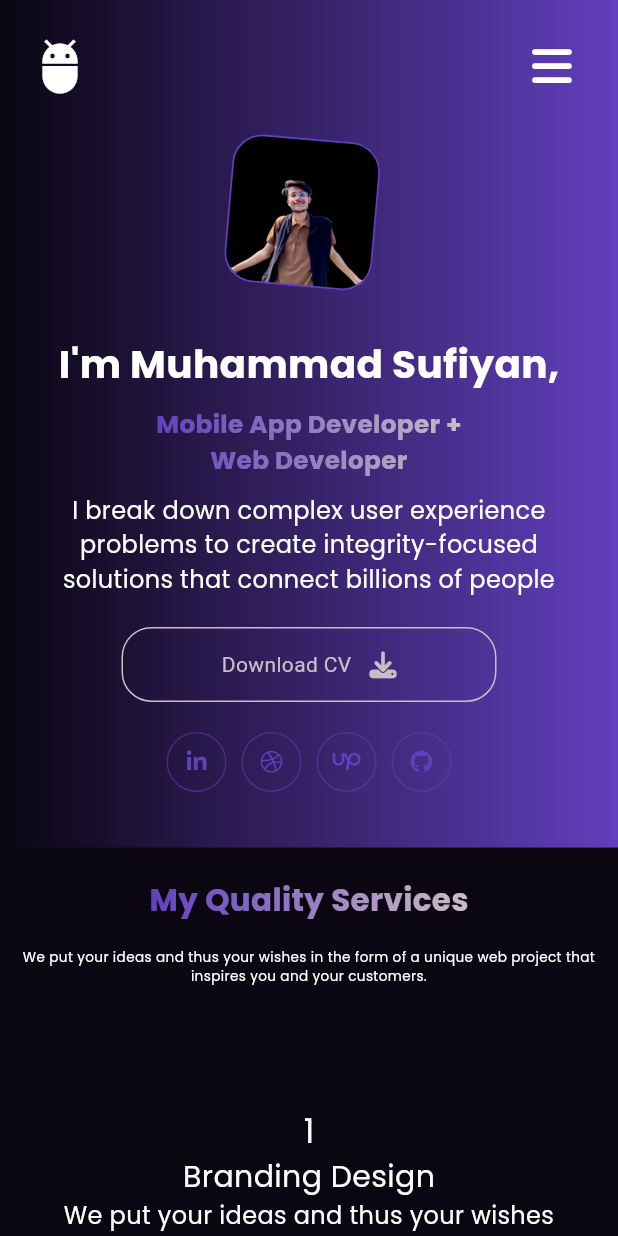
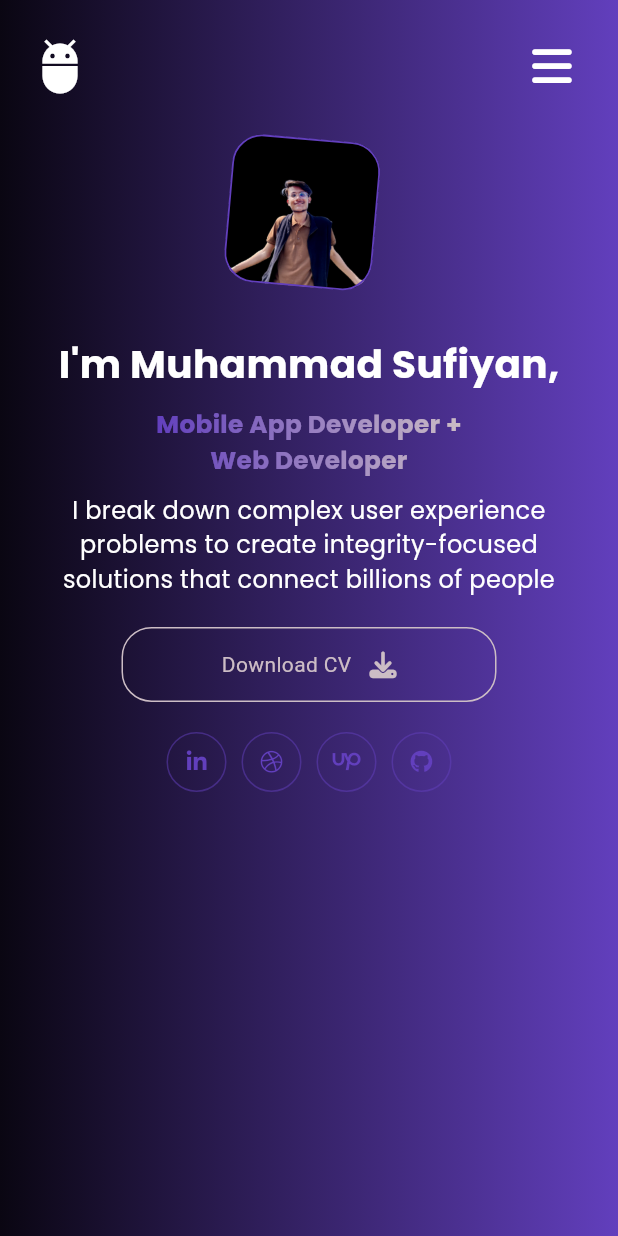
Before and after one commit to 31SUFI/flutter_portfolio_web, a Flutter app: the screen it shows after launch, on a phone screen of 412 x 824 dp. Run offline on Flutter 3.47's test engine with Material 3 defaults, Android fonts, the phone set to English and light mode, and no system bars; drawn by our look-alikes of simple_gradient_text; our stand-ins replace font_awesome_flutter.

Commit message:
commenting_out & testing

```diff
--- a/lib/screens/mobile/mobile_layout_page.dart
+++ b/lib/screens/mobile/mobile_layout_page.dart
@@ -107,48 +107,48 @@ class _MobileLayoutState extends State<MobileLayout> {
                         ),
                       ],
                     ),
-                    SizedBox(
-                      height: size.width * 0.09,
-                    ),
+                    // SizedBox(
+                    //   height: size.width * 0.09,
+                    // ),
                     // "My Quality Services" section
-                    Container(
-                      padding:
-                          EdgeInsets.symmetric(vertical: size.width * 0.05),
-                      color: AppColors.ebony,
-                      child: Column(
-                        children: [
-                          GradientText(
-                            "My Quality Services",
-                            colors: [
-                              AppColors.studio,
-                              AppColors.paleSlate,
-                            ],
-                            style: TextStyle(
-                                fontSize: size.width *
-                                    0.05, // Adjust font size for mobile
-                                fontFamily: 'Poppins',
-                                fontWeight: FontWeight.bold),
-                          ),
-                          SizedBox(
-                            height: size.height * 0.02,
-                          ),
-                          Text(
-                            'We put your ideas and thus your wishes in the form of a unique web project that inspires you and your customers.',
-                            style: TextStyle(
-                                fontSize: size.width *
-                                    0.022, // Adjust font size for mobile
-                                fontFamily: 'Poppins',
-                                fontWeight: FontWeight.w400,
-                                color: Colors.white),
-                            textAlign: TextAlign.center,
-                          ),
-                          SizedBox(
-                            height: size.height * 0.05,
-                          ),
-                          MyServicesWidget(size: size),
-                        ],
-                      ),
-                    )
+                    // Container(
+                    //   padding:
+                    //       EdgeInsets.symmetric(vertical: size.width * 0.05),
+                    //   color: AppColors.ebony,
+                    //   child: Column(
+                    //     children: [
+                    //       GradientText(
+                    //         "My Quality Services",
+                    //         colors: [
+                    //           AppColors.studio,
+                    //           AppColors.paleSlate,
+                    //         ],
+                    //         style: TextStyle(
+                    //             fontSize: size.width *
+                    //                 0.05, // Adjust font size for mobile
+                    //             fontFamily: 'Poppins',
+                    //             fontWeight: FontWeight.bold),
+                    //       ),
+                    //       SizedBox(
+                    //         height: size.height * 0.02,
+                    //       ),
+                    //       Text(
+                    //         'We put your ideas and thus your wishes in the form of a unique web project that inspires you and your customers.',
+                    //         style: TextStyle(
+                    //             fontSize: size.width *
+                    //                 0.022, // Adjust font size for mobile
+                    //             fontFamily: 'Poppins',
+                    //             fontWeight: FontWeight.w400,
+                    //             color: Colors.white),
+                    //         textAlign: TextAlign.center,
+                    //       ),
+                    //       SizedBox(
+                    //         height: size.height * 0.05,
+                    //       ),
+                    //       MyServicesWidget(size: size),
+                    //     ],
+                    //   ),
+                    // )
                   ],
                 ),
               ),
```
